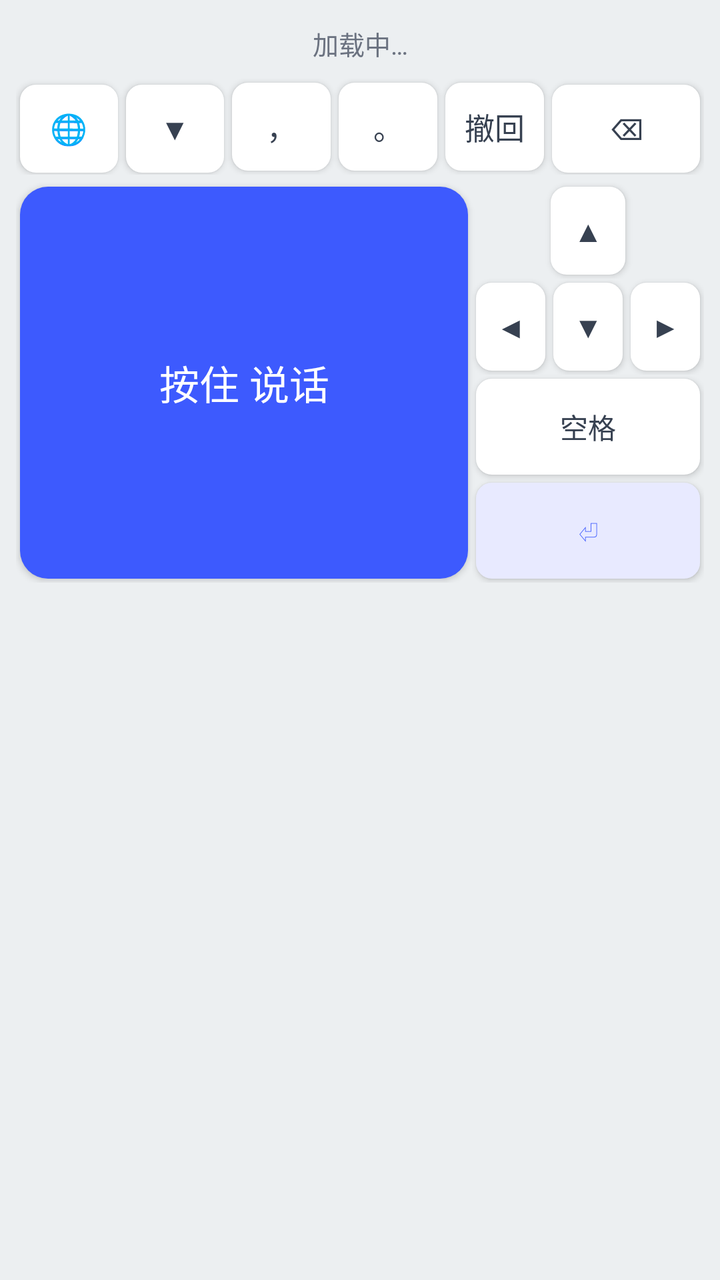
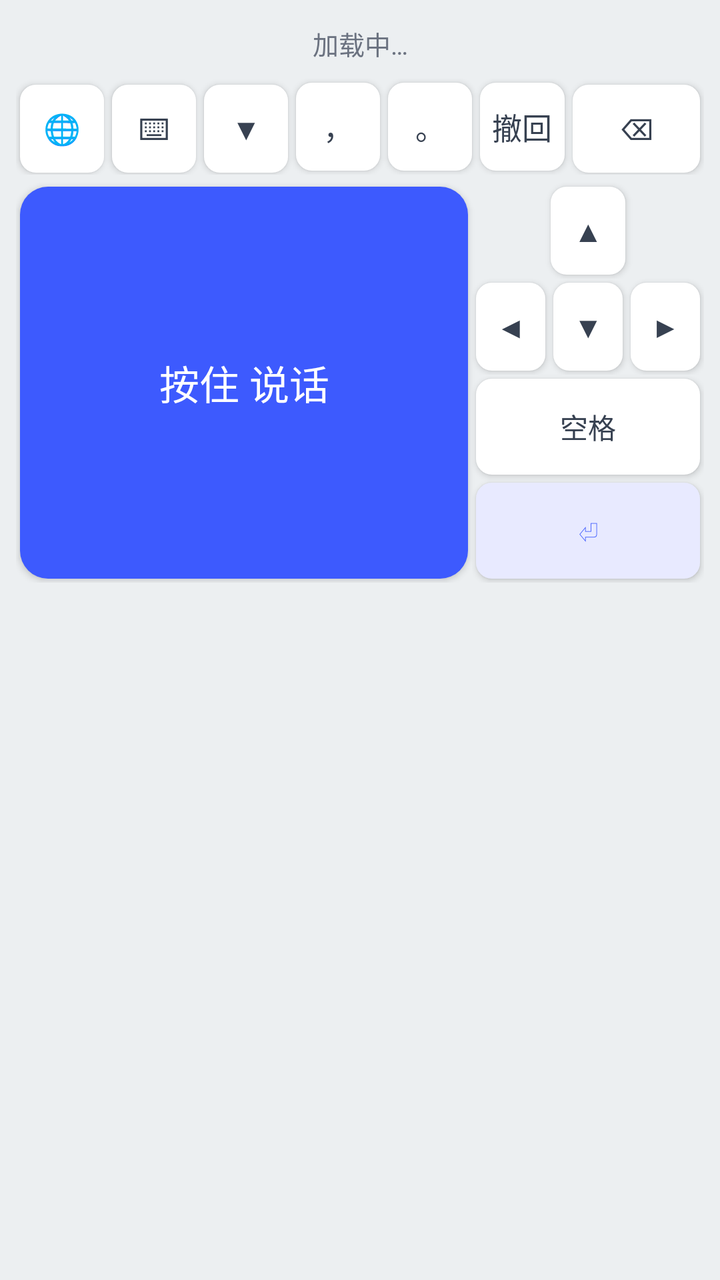

Two renders of the same Android screen: before a commit and after it. Below are the layout's source before the change and the commit's diff.
<!-- AndroidManifest.xml: application theme AppTheme -->
<!-- res/layout/input_view.xml -->
<?xml version="1.0" encoding="utf-8"?>
<LinearLayout xmlns:android="http://schemas.android.com/apk/res/android"
    android:layout_width="match_parent"
    android:layout_height="wrap_content"
    android:orientation="vertical"
    android:padding="8dp"
    android:background="#ECEFF1">

    <TextView
        android:id="@+id/statusText"
        android:layout_width="match_parent"
        android:layout_height="wrap_content"
        android:gravity="center"
        android:padding="4dp"
        android:textSize="13sp"
        android:textColor="#6B7280"
        android:text="加载中…" />

    <LinearLayout
        android:layout_width="match_parent"
        android:layout_height="wrap_content"
        android:layout_marginTop="4dp"
        android:orientation="horizontal">

        <Button
            android:id="@+id/btnSwitchIme"
            style="@style/KeyButton"
            android:text="🌐" />

        <Button
            android:id="@+id/btnHide"
            style="@style/KeyButton"
            android:text="▼" />

        <Button
            android:id="@+id/btnComma"
            style="@style/KeyButton"
            android:text="，" />

        <Button
            android:id="@+id/btnPeriod"
            style="@style/KeyButton"
            android:text="。" />

        <Button
            android:id="@+id/btnUndo"
            style="@style/KeyButton"
            android:text="撤回" />

        <Button
            android:id="@+id/btnDelete"
            style="@style/KeyButton"
            android:layout_weight="1.5"
            android:text="⌫" />
    </LinearLayout>

    <LinearLayout
        android:layout_width="match_parent"
        android:layout_height="200dp"
        android:layout_marginTop="4dp"
        android:orientation="horizontal">

        <Button
            android:id="@+id/micButton"
            android:layout_width="0dp"
            android:layout_height="match_parent"
            android:layout_weight="1"
            android:layout_margin="2dp"
            android:textSize="20sp"
            android:textColor="#FFFFFF"
            android:background="@drawable/bg_mic"
            android:text="@string/mic_hint" />

        
        <LinearLayout
            android:layout_width="116dp"
            android:layout_height="match_parent"
            android:orientation="vertical">

            <LinearLayout
                android:layout_width="match_parent"
                android:layout_height="0dp"
                android:layout_weight="2"
                android:orientation="vertical">

                <LinearLayout
                    android:layout_width="match_parent"
                    android:layout_height="0dp"
                    android:layout_weight="1"
                    android:orientation="horizontal">

                    <Space
                        android:layout_width="0dp"
                        android:layout_height="match_parent"
                        android:layout_weight="1" />

                    <Button
                        android:id="@+id/btnUp"
                        style="@style/DpadButton"
                        android:text="▲" />

                    <Space
                        android:layout_width="0dp"
                        android:layout_height="match_parent"
                        android:layout_weight="1" />
                </LinearLayout>

                <LinearLayout
                    android:layout_width="match_parent"
                    android:layout_height="0dp"
                    android:layout_weight="1"
                    android:orientation="horizontal">

                    <Button
                        android:id="@+id/btnLeft"
                        style="@style/DpadButton"
                        android:text="◀" />

                    <Button
                        android:id="@+id/btnDown"
                        style="@style/DpadButton"
                        android:text="▼" />

                    <Button
                        android:id="@+id/btnRight"
                        style="@style/DpadButton"
                        android:text="▶" />
                </LinearLayout>
            </LinearLayout>

            <Button
                android:id="@+id/btnSpace"
                android:layout_width="match_parent"
                android:layout_height="0dp"
                android:layout_weight="1"
                android:layout_margin="2dp"
                android:textColor="#374151"
                android:background="@drawable/bg_key"
                android:text="空格" />

            <Button
                android:id="@+id/btnEnter"
                android:layout_width="match_parent"
                android:layout_height="0dp"
                android:layout_weight="1"
                android:layout_margin="2dp"
                android:textColor="#3D5AFE"
                android:background="@drawable/bg_key_enter"
                android:text="⏎" />
        </LinearLayout>
    </LinearLayout>
</LinearLayout>
<!-- resources referenced by this layout -->
<resources>
  <!-- drawable bg_key (drawable) -->
  <?xml version="1.0" encoding="utf-8"?>
  <ripple xmlns:android="http://schemas.android.com/apk/res/android"
      android:color="#1A000000">
      <item>
          <shape android:shape="rectangle">
              <solid android:color="#FFFFFF" />
              <corners android:radius="8dp" />
          </shape>
      </item>
  </ripple>
  <!-- drawable bg_key_enter (drawable) -->
  <?xml version="1.0" encoding="utf-8"?>
  <ripple xmlns:android="http://schemas.android.com/apk/res/android"
      android:color="#333D5AFE">
      <item>
          <shape android:shape="rectangle">
              <solid android:color="#E8EAFF" />
              <corners android:radius="8dp" />
          </shape>
      </item>
  </ripple>
  <!-- drawable bg_mic (drawable) -->
  <?xml version="1.0" encoding="utf-8"?>
  <ripple xmlns:android="http://schemas.android.com/apk/res/android"
      android:color="#33FFFFFF">
      <item>
          <shape android:shape="rectangle">
              <solid android:color="#3D5AFE" />
              <corners android:radius="14dp" />
          </shape>
      </item>
  </ripple>
  <string name="mic_hint">按住 说话</string>
  <style name="DpadButton">
          <item name="android:layout_width">0dp</item>
          <item name="android:layout_height">match_parent</item>
          <item name="android:layout_weight">1</item>
          <item name="android:layout_margin">2dp</item>
          <item name="android:textSize">15sp</item>
          <item name="android:textColor">#374151</item>
          <item name="android:background">@drawable/bg_key</item>
      </style>
  <style name="KeyButton">
          <item name="android:layout_width">0dp</item>
          <item name="android:layout_height">44dp</item>
          <item name="android:layout_weight">1</item>
          <item name="android:layout_margin">2dp</item>
          <item name="android:textSize">15sp</item>
          <item name="android:textColor">#374151</item>
          <item name="android:background">@drawable/bg_key</item>
      </style>
  <style name="AppTheme" parent="android:Theme.Material.Light.NoActionBar">
          <item name="android:windowBackground">@android:color/white</item>
          <item name="android:colorAccent">#3F51B5</item>
      </style>
</resources>

<!-- the commit's change to res/layout/input_view.xml (unified diff, before → after) -->
@@ -28,6 +28,11 @@
             android:text="🌐" />
 
         <Button
+            android:id="@+id/btnKeyPanel"
+            style="@style/KeyButton"
+            android:text="⌨" />
+
+        <Button
             android:id="@+id/btnHide"
             style="@style/KeyButton"
             android:text="▼" />
@@ -54,11 +59,16 @@
             android:text="⌫" />
     </LinearLayout>
 
-    <LinearLayout
+    <FrameLayout
         android:layout_width="match_parent"
-        android:layout_height="200dp"
-        android:layout_marginTop="4dp"
-        android:orientation="horizontal">
+        android:layout_height="wrap_content"
+        android:layout_marginTop="4dp">
+
+        <LinearLayout
+            android:id="@+id/voicePanel"
+            android:layout_width="match_parent"
+            android:layout_height="200dp"
+            android:orientation="horizontal">
 
         <Button
             android:id="@+id/micButton"
@@ -148,5 +158,14 @@
                 android:background="@drawable/bg_key_enter"
                 android:text="⏎" />
         </LinearLayout>
-    </LinearLayout>
+        </LinearLayout>
+
+        
+        <LinearLayout
+            android:id="@+id/keyPanel"
+            android:layout_width="match_parent"
+            android:layout_height="wrap_content"
+            android:orientation="vertical"
+            android:visibility="gone" />
+    </FrameLayout>
 </LinearLayout>
